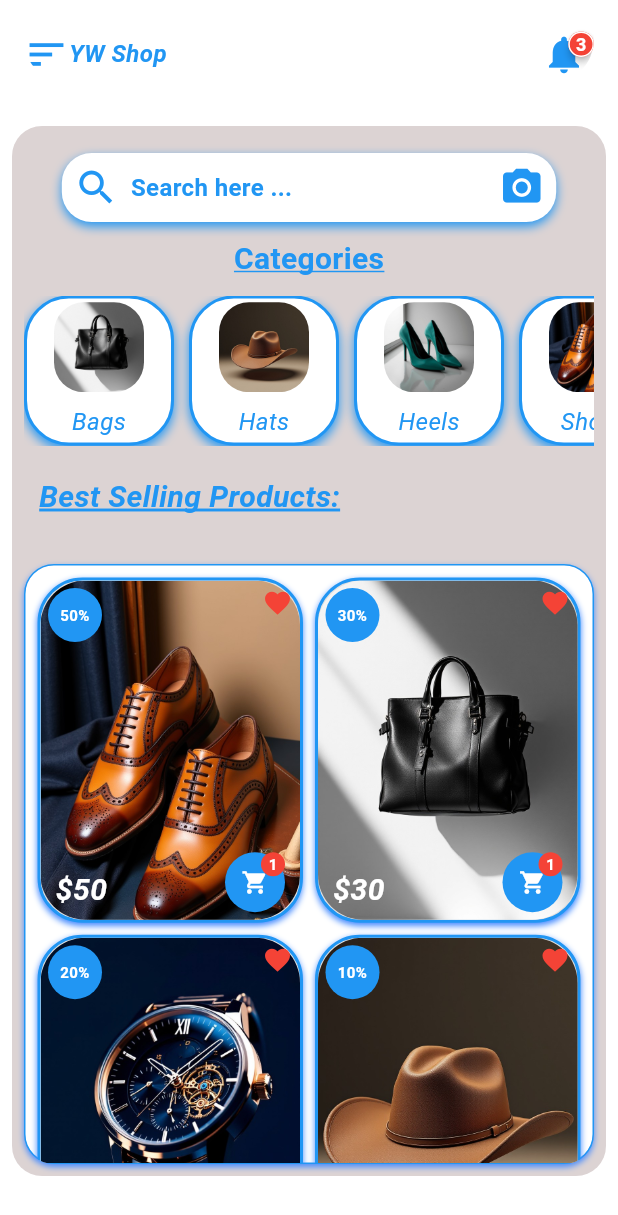
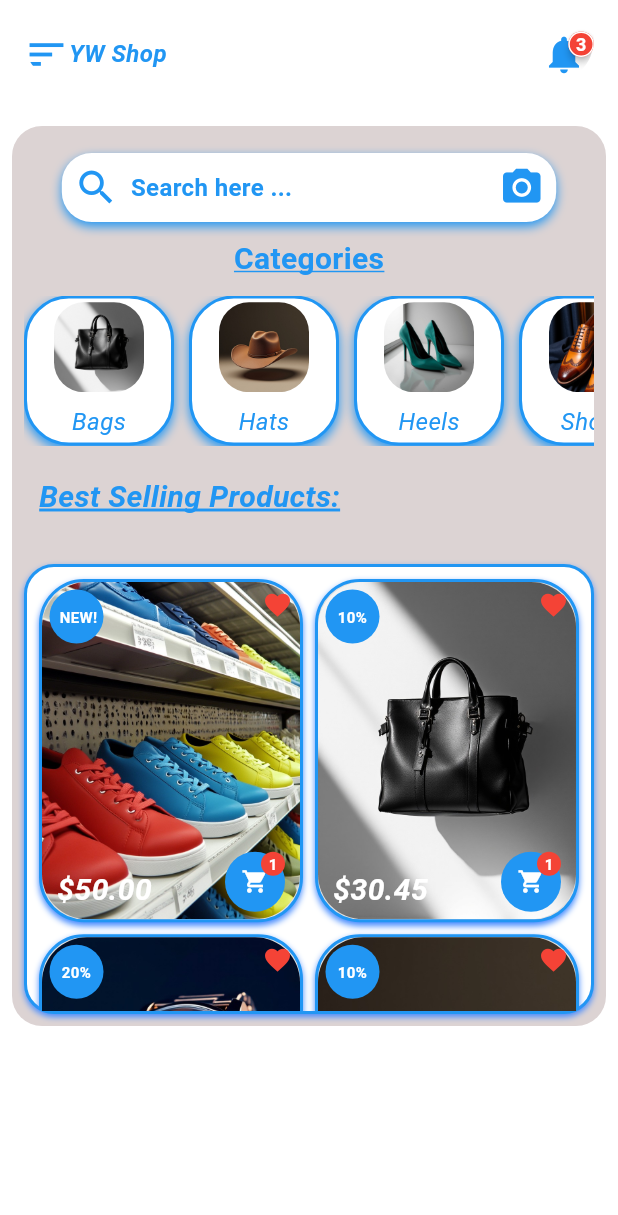
Before and after one commit to Yvonne-Wanja-1/Online-Shop-2, a Flutter app: the screen it shows after launch, on a phone screen of 412 x 824 dp. Shown: the top 1215 px of the screen. Run offline on Flutter 3.47's test engine with Material 3 defaults, Android fonts, the phone set to English and light mode, and no system bars; drawn by our look-alikes of badges; Roboto replaces fonts that are missing (Arial).

Commit message:
adjusted the images to be more consistent with the the rest of the app and to be more visually appealing.

```diff
--- a/recap/lib/widgets/itemswidget.dart
+++ b/recap/lib/widgets/itemswidget.dart
@@ -6,16 +6,16 @@ class Itemswidget extends StatelessWidget {
   @override
   Widget build(BuildContext context) {
     final List<Map<String, String>> items = [
-      {'image': 'images/shoes.jpg', 'label': 'Shoes', 'discount': '50%', 'price': '\$50'},
-      {'image': 'images/bag.jpg', 'label': 'Bag', 'discount': '30%', 'price': '\$30'},
-      {'image': 'images/watch.jpg', 'label': 'Watch', 'discount': '20%', 'price': '\$20'},
+      {'image': 'images/3.jpg', 'label': 'Shoes', 'discount': ' NEW!', 'price': '\$50.00'},
+      {'image': 'images/bag.jpg', 'label': 'Bag', 'discount': '10%', 'price': '\$30.45'},
+      {'image': 'images/watch.jpg', 'label': 'Watch', 'discount': '20%', 'price': '\$20.99'},
       {'image': 'images/hat.jpg', 'label': 'Hat', 'discount': '10%', 'price': '\$10'},
-      {'image': 'images/heels.jpg', 'label': 'Heels', 'discount': '40%', 'price': '\$40'},
+      {'image': 'images/44.jpg', 'label': 'Heels', 'discount': 'NEW!', 'price': '\$40.23'},
     ];
 
     return Container(
       decoration: BoxDecoration(
-        border: Border.all(color: Colors.blue, width: 1),
+        border: Border.all(color: Colors.blue, width: 2),
         color: Colors.white,
         borderRadius: BorderRadius.circular(20),
         boxShadow: const [
@@ -27,11 +27,13 @@ class Itemswidget extends StatelessWidget {
         ],
       ),
       width: double.infinity,
-      height: 400,
+      height: 300, // Example: Set a fixed height for the items widget
       clipBehavior: Clip.antiAlias,
       child: GridView.count(
+        // shrinkWrap: true, // Remove or set to false
+        // physics: const NeverScrollableScrollPhysics(), // Remove to enable GridView's own scrolling
         padding: const EdgeInsets.all(8), // Padding around the grid
-        crossAxisCount: 2, // 2 items in a row
+        crossAxisCount: 2,
         childAspectRatio: 1 / 1.3, // Adjusted aspect ratio
         mainAxisSpacing: 8, // Slightly increased vertical spacing
         crossAxisSpacing: 8, // Slightly increased horizontal spacing
```
Also changed, not shown: recap/images/3.jpg (added), recap/images/44.jpg (added).
